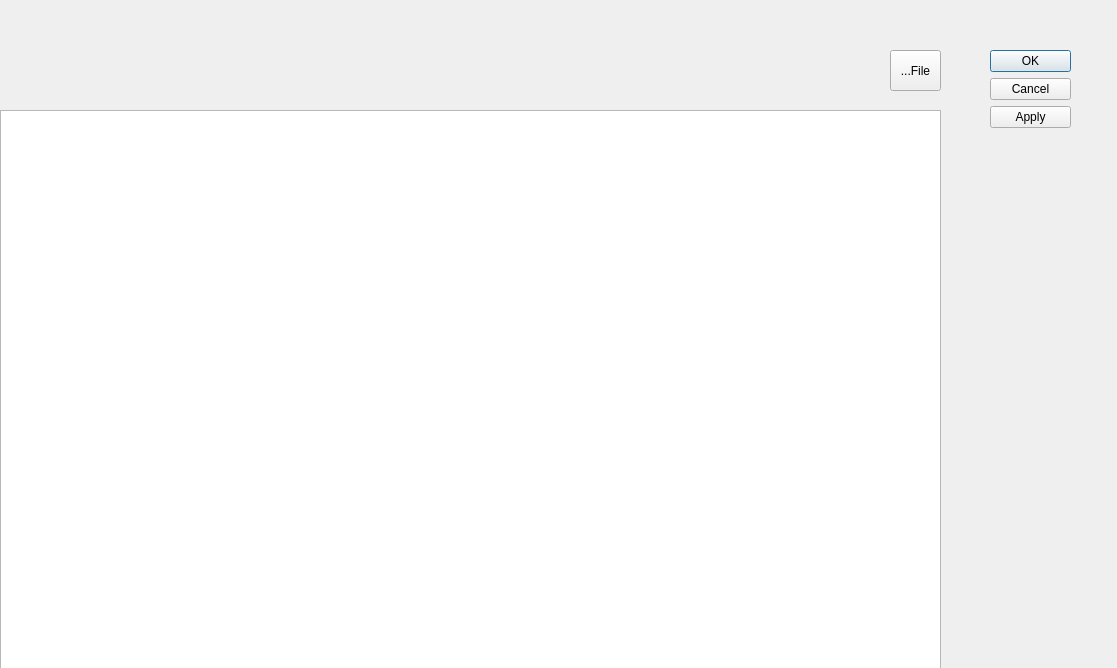
Qt form src/tree.ui (bengroneman/wind_river_family_tree) before a commit.
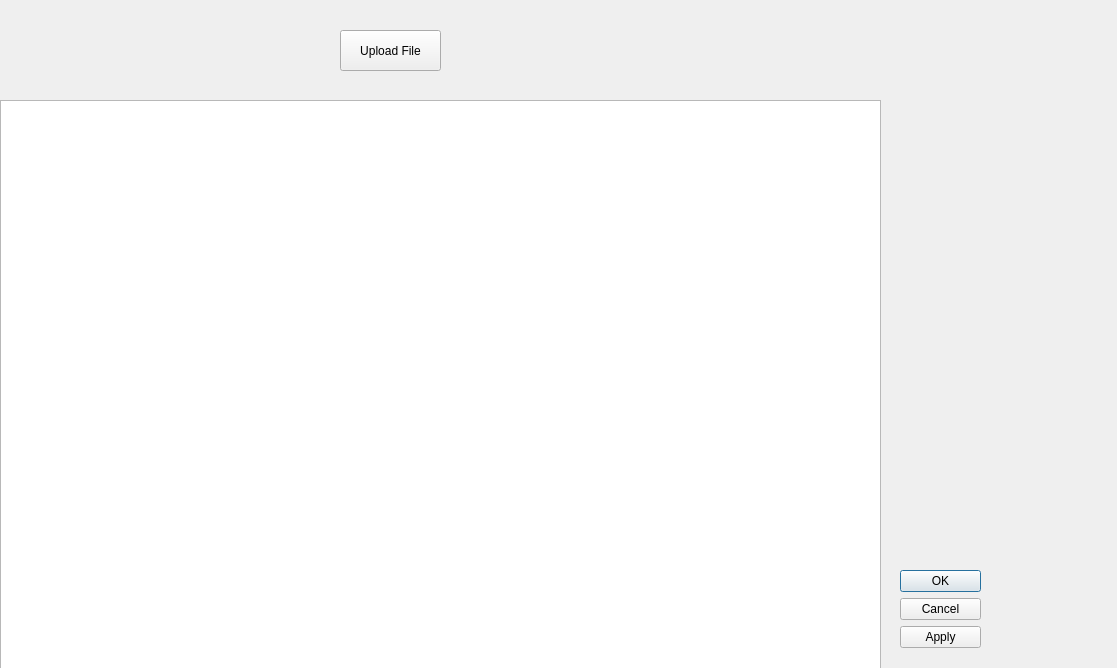
The same form after that commit.

Patch:
```diff
--- a/src/tree.ui
+++ b/src/tree.ui
@@ -16,8 +16,8 @@
   <widget class="QDialogButtonBox" name="buttonBox">
    <property name="geometry">
     <rect>
-     <x>990</x>
-     <y>50</y>
+     <x>900</x>
+     <y>570</y>
      <width>81</width>
      <height>81</height>
     </rect>
@@ -29,27 +29,33 @@
     <set>QDialogButtonBox::Apply|QDialogButtonBox::Cancel|QDialogButtonBox::Ok</set>
    </property>
   </widget>
-  <widget class="QTableView" name="tableView">
-   <property name="geometry">
-    <rect>
-     <x>0</x>
-     <y>110</y>
-     <width>941</width>
-     <height>571</height>
-    </rect>
-   </property>
-  </widget>
   <widget class="QToolButton" name="toolButton">
    <property name="geometry">
     <rect>
-     <x>890</x>
-     <y>50</y>
-     <width>51</width>
+     <x>340</x>
+     <y>30</y>
+     <width>101</width>
      <height>41</height>
     </rect>
    </property>
    <property name="text">
-    <string>...File</string>
+    <string>Upload File</string>
+   </property>
+   <property name="checkable">
+    <bool>true</bool>
+   </property>
+   <property name="checked">
+    <bool>false</bool>
+   </property>
+  </widget>
+  <widget class="QTableWidget" name="tableWidget">
+   <property name="geometry">
+    <rect>
+     <x>0</x>
+     <y>100</y>
+     <width>881</width>
+     <height>571</height>
+    </rect>
    </property>
   </widget>
  </widget>
```
